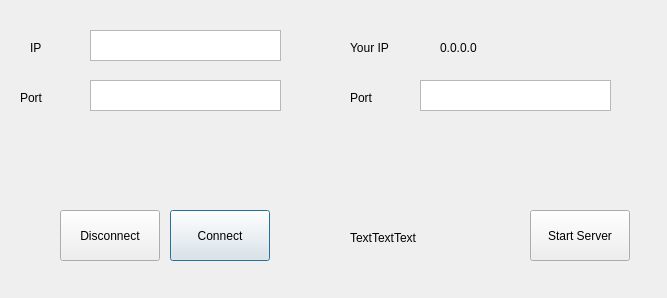
Qt form setting.ui (qernt/ChatUI) before a commit.
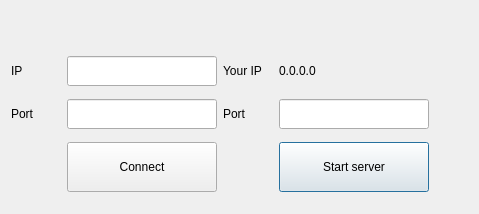
The same form after that commit.

Commit message: Added warning notification, update of UI. Added notes about statusOfConnection

What changed in the file:
```diff
--- a/setting.ui
+++ b/setting.ui
@@ -6,160 +6,167 @@
    <rect>
     <x>0</x>
     <y>0</y>
-    <width>667</width>
-    <height>298</height>
+    <width>479</width>
+    <height>214</height>
    </rect>
   </property>
   <property name="windowTitle">
    <string>Dialog</string>
   </property>
+  <layout class="QGridLayout" name="gridLayout">
+   <item row="1" column="0">
   <widget class="QLabel" name="label_ip_to_connect">
-   <property name="geometry">
-    <rect>
-     <x>30</x>
-     <y>40</y>
-     <width>58</width>
-     <height>16</height>
-    </rect>
-   </property>
    <property name="text">
     <string>IP</string>
    </property>
   </widget>
+   </item>
+   <item row="0" column="0" colspan="4">
+    <widget class="QLabel" name="label_server_status">
+     <property name="maximumSize">
+      <size>
+       <width>16777215</width>
+       <height>25</height>
+      </size>
+     </property>
+     <property name="text">
+      <string/>
+     </property>
+    </widget>
+   </item>
+   <item row="3" column="3">
+    <widget class="QPushButton" name="pushButton_start_server">
+     <property name="minimumSize">
+      <size>
+       <width>150</width>
+       <height>50</height>
+      </size>
+     </property>
+     <property name="maximumSize">
+      <size>
+       <width>200</width>
+       <height>50</height>
+      </size>
+     </property>
+     <property name="text">
+      <string>Start server</string>
+     </property>
+    </widget>
+   </item>
+   <item row="1" column="2">
+    <widget class="QLabel" name="label_your_ip">
+     <property name="minimumSize">
+      <size>
+       <width>50</width>
+       <height>0</height>
+      </size>
+     </property>
+     <property name="text">
+      <string>Your IP</string>
+     </property>
+    </widget>
+   </item>
+   <item row="2" column="0">
   <widget class="QLabel" name="label_port_to_connect">
-   <property name="geometry">
-    <rect>
-     <x>20</x>
-     <y>90</y>
-     <width>58</width>
-     <height>16</height>
-    </rect>
+     <property name="minimumSize">
+      <size>
+       <width>50</width>
+       <height>0</height>
+      </size>
+     </property>
+     <property name="maximumSize">
+      <size>
+       <width>50</width>
+       <height>16777215</height>
+      </size>
    </property>
    <property name="text">
     <string>Port</string>
    </property>
   </widget>
+   </item>
+   <item row="3" column="1">
   <widget class="QPushButton" name="pushButton_connect">
-   <property name="geometry">
-    <rect>
-     <x>170</x>
-     <y>210</y>
-     <width>100</width>
-     <height>51</height>
-    </rect>
+     <property name="sizePolicy">
+      <sizepolicy hsizetype="Minimum" vsizetype="Maximum">
+       <horstretch>0</horstretch>
+       <verstretch>0</verstretch>
+      </sizepolicy>
+     </property>
+     <property name="minimumSize">
+      <size>
+       <width>150</width>
+       <height>50</height>
+      </size>
+     </property>
+     <property name="maximumSize">
+      <size>
+       <width>200</width>
+       <height>50</height>
+      </size>
    </property>
    <property name="text">
     <string>Connect</string>
    </property>
   </widget>
-  <widget class="QPushButton" name="pushButton_disconnect">
-   <property name="geometry">
-    <rect>
-     <x>60</x>
-     <y>210</y>
-     <width>100</width>
-     <height>51</height>
-    </rect>
+   </item>
+   <item row="2" column="2">
+    <widget class="QLabel" name="label_host_port">
+     <property name="minimumSize">
+      <size>
+       <width>50</width>
+       <height>0</height>
+      </size>
    </property>
    <property name="text">
-    <string>Disconnect</string>
-   </property>
-  </widget>
-  <widget class="QLabel" name="label_your_ip">
-   <property name="geometry">
-    <rect>
-     <x>350</x>
-     <y>40</y>
-     <width>58</width>
-     <height>16</height>
-    </rect>
-   </property>
-   <property name="text">
-    <string>Your IP</string>
-   </property>
-  </widget>
+      <string>Port</string>
+     </property>
+    </widget>
+   </item>
+   <item row="1" column="3" colspan="2">
   <widget class="QLabel" name="label_host_ip">
-   <property name="geometry">
-    <rect>
-     <x>440</x>
-     <y>40</y>
-     <width>131</width>
-     <height>16</height>
-    </rect>
+     <property name="maximumSize">
+      <size>
+       <width>16777215</width>
+       <height>50</height>
+      </size>
    </property>
    <property name="text">
     <string>0.0.0.0</string>
    </property>
   </widget>
-  <widget class="QLabel" name="label_host_port">
-   <property name="geometry">
-    <rect>
-     <x>350</x>
-     <y>90</y>
-     <width>58</width>
-     <height>16</height>
-    </rect>
-   </property>
-   <property name="text">
-    <string>Port</string>
-   </property>
-  </widget>
-  <widget class="QTextEdit" name="textEdit_host_port">
-   <property name="geometry">
-    <rect>
-     <x>420</x>
-     <y>80</y>
-     <width>191</width>
-     <height>31</height>
-    </rect>
-   </property>
-  </widget>
-  <widget class="QPushButton" name="pushButton_start_server">
-   <property name="geometry">
-    <rect>
-     <x>530</x>
-     <y>210</y>
-     <width>100</width>
-     <height>51</height>
-    </rect>
-   </property>
-   <property name="text">
-    <string>Start Server</string>
-   </property>
-  </widget>
-  <widget class="QLabel" name="label_server_status">
-   <property name="geometry">
-    <rect>
-     <x>350</x>
-     <y>230</y>
-     <width>171</width>
-     <height>16</height>
-    </rect>
-   </property>
-   <property name="text">
-    <string>TextTextText</string>
-   </property>
-  </widget>
-  <widget class="QTextEdit" name="textEdit_port_to_connect">
-   <property name="geometry">
-    <rect>
-     <x>90</x>
-     <y>80</y>
-     <width>191</width>
-     <height>31</height>
-    </rect>
-   </property>
-  </widget>
-  <widget class="QTextEdit" name="textEdit_ip_to_connect">
-   <property name="geometry">
-    <rect>
-     <x>90</x>
-     <y>30</y>
-     <width>191</width>
-     <height>31</height>
-    </rect>
-   </property>
-  </widget>
+   </item>
+   <item row="1" column="1">
+    <widget class="QLineEdit" name="lineEdit_ip_to_connect">
+     <property name="maximumSize">
+      <size>
+       <width>150</width>
+       <height>30</height>
+      </size>
+     </property>
+    </widget>
+   </item>
+   <item row="2" column="1">
+    <widget class="QLineEdit" name="lineEdit_port_to_connect">
+     <property name="maximumSize">
+      <size>
+       <width>150</width>
+       <height>30</height>
+      </size>
+     </property>
+    </widget>
+   </item>
+   <item row="2" column="3">
+    <widget class="QLineEdit" name="lineEdit_host_port">
+     <property name="maximumSize">
+      <size>
+       <width>150</width>
+       <height>30</height>
+      </size>
+     </property>
+    </widget>
+   </item>
+  </layout>
  </widget>
  <resources/>
  <connections/>
```
Lines whose indentation alone changed are shown as unchanged. The commit also changes 10 other files.
